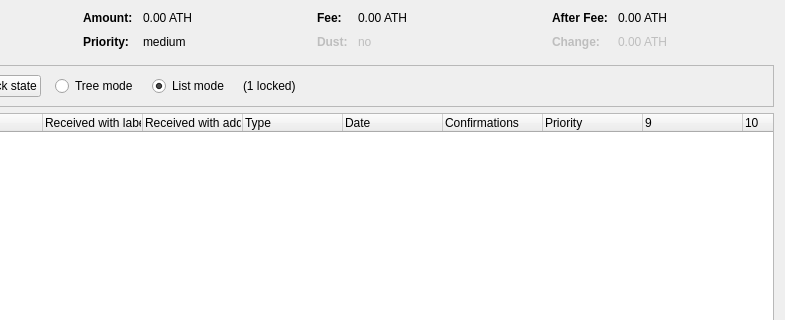
The window that src/qt/forms/coincontroldialog.ui (piklock/authoracoin) describes before a commit, drawn with Qt 5; both pictures show x 169 to 954 and y 0 to 320 of the 954 by 500 pixel window.
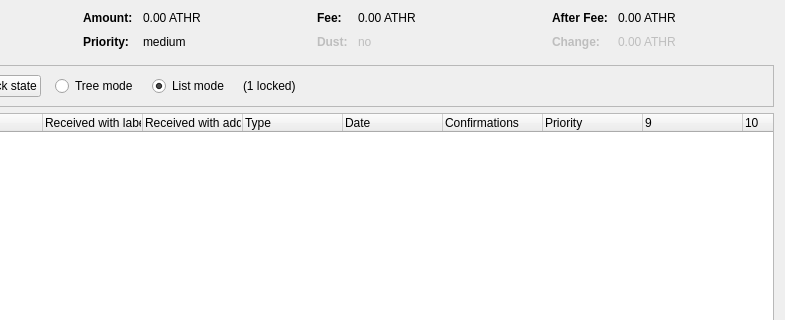
The same window after the commit. Custom widgets are drawn as their Qt base class.

Commit message: change ATH to ATHR

```diff
--- a/src/qt/forms/coincontroldialog.ui
+++ b/src/qt/forms/coincontroldialog.ui
@@ -132,7 +132,7 @@
           <enum>Qt::ActionsContextMenu</enum>
          </property>
          <property name="text">
-          <string notr="true">0.00 ATH</string>
+          <string notr="true">0.00 ATHR</string>
          </property>
          <property name="textInteractionFlags">
           <set>Qt::LinksAccessibleByMouse|Qt::TextSelectableByKeyboard|Qt::TextSelectableByMouse</set>
@@ -206,7 +206,7 @@
           <enum>Qt::ActionsContextMenu</enum>
          </property>
          <property name="text">
-          <string notr="true">0.00 ATH</string>
+          <string notr="true">0.00 ATHR</string>
          </property>
          <property name="textInteractionFlags">
           <set>Qt::LinksAccessibleByMouse|Qt::TextSelectableByKeyboard|Qt::TextSelectableByMouse</set>
@@ -286,7 +286,7 @@
           <enum>Qt::ActionsContextMenu</enum>
          </property>
          <property name="text">
-          <string notr="true">0.00 ATH</string>
+          <string notr="true">0.00 ATHR</string>
          </property>
          <property name="textInteractionFlags">
           <set>Qt::LinksAccessibleByMouse|Qt::TextSelectableByKeyboard|Qt::TextSelectableByMouse</set>
@@ -321,7 +321,7 @@
           <enum>Qt::ActionsContextMenu</enum>
          </property>
          <property name="text">
-          <string notr="true">0.00 ATH</string>
+          <string notr="true">0.00 ATHR</string>
          </property>
          <property name="textInteractionFlags">
           <set>Qt::LinksAccessibleByMouse|Qt::TextSelectableByKeyboard|Qt::TextSelectableByMouse</set>
```
The commit also changes 100 other files.
